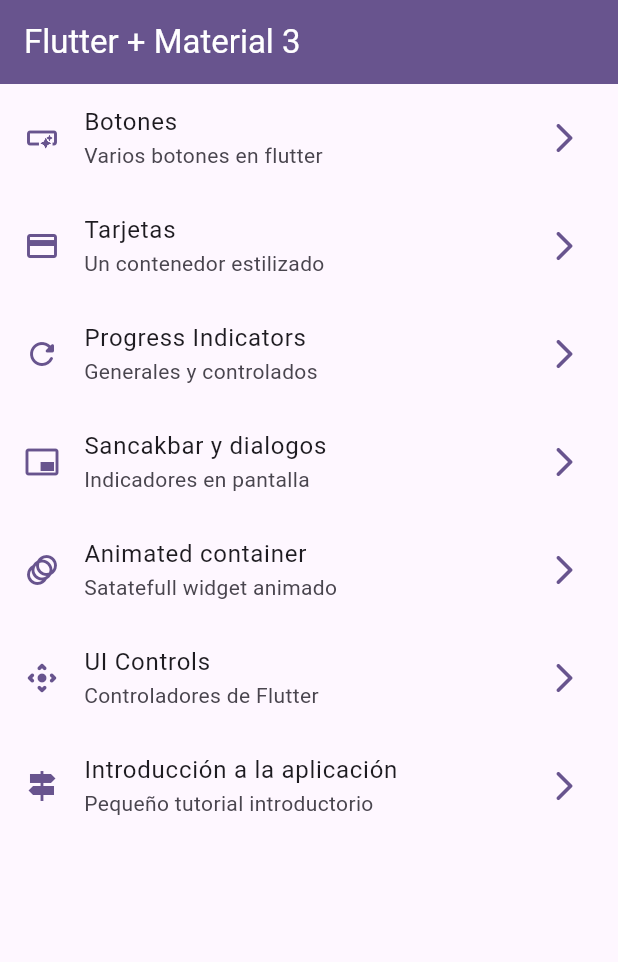
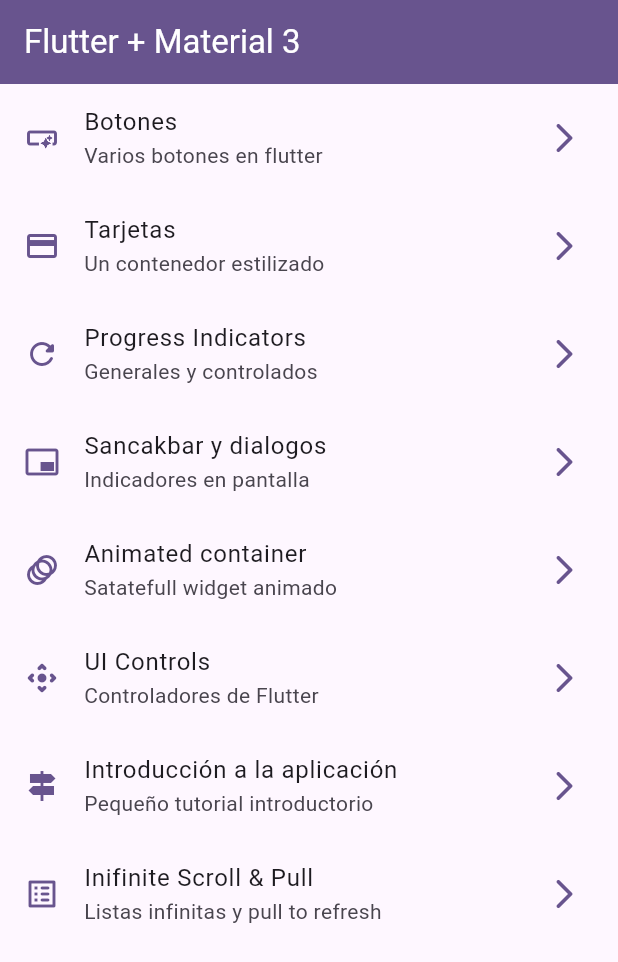
Before and after one commit to MaremagnumX/Flutter-widget-gallery, a Flutter app: the screen it shows after launch, on a phone screen of 412 x 824 dp. Shown: the top 962 px of the screen. Run offline on Flutter 3.47's test engine with Material 2 defaults, Android fonts, the phone set to English and light mode, and no system bars; our stand-ins replace animate_do, go_router.

Commit message:
Creada la pantalla de infinite scroll y añadidas la primeras imagenes

```diff
--- a/lib/config/menu/menu_items.dart
+++ b/lib/config/menu/menu_items.dart
@@ -50,4 +50,10 @@ const appMenuItems = <MenuItem>[
     link: '/tutorial',
     icon: Icons.signpost_rounded,
   ),
+  MenuItem(
+    title: 'Inifinite Scroll & Pull',
+    subTitle: 'Listas infinitas y pull to refresh',
+    link: '/infinite',
+    icon: Icons.list_alt_rounded,
+  ),
 ];
--- a/lib/presentation/screens/app_tutorial/app_tutorial.dart
+++ b/lib/presentation/screens/app_tutorial/app_tutorial.dart
@@ -62,7 +62,6 @@ class _AppTutorialScreenState extends State<AppTutorialScreen> {
 
   @override
   Widget build(BuildContext context) {
-    final colors = Theme.of(context).colorScheme;
     return Scaffold(
       backgroundColor: Colors.white,
       body: Stack(children: [
--- a/lib/router/app_router.dart
+++ b/lib/router/app_router.dart
@@ -40,6 +40,11 @@ final appRouter = GoRouter(
       builder: (context, state) => const UiControlsScreen(),
     ),
     GoRoute(
+      path: '/infinite',
+      name: InfiniteScrollScreen.name,
+      builder: (context, state) => const InfiniteScrollScreen(),
+    ),
+    GoRoute(
       path: '/tutorial',
       name: AppTutorialScreen.name,
       builder: (context, state) => const AppTutorialScreen(),
```
Also changed, not shown: lib/presentation/screens/infinite_scroll/infinite_scroll_screen.dart (+32 -2 lines).
